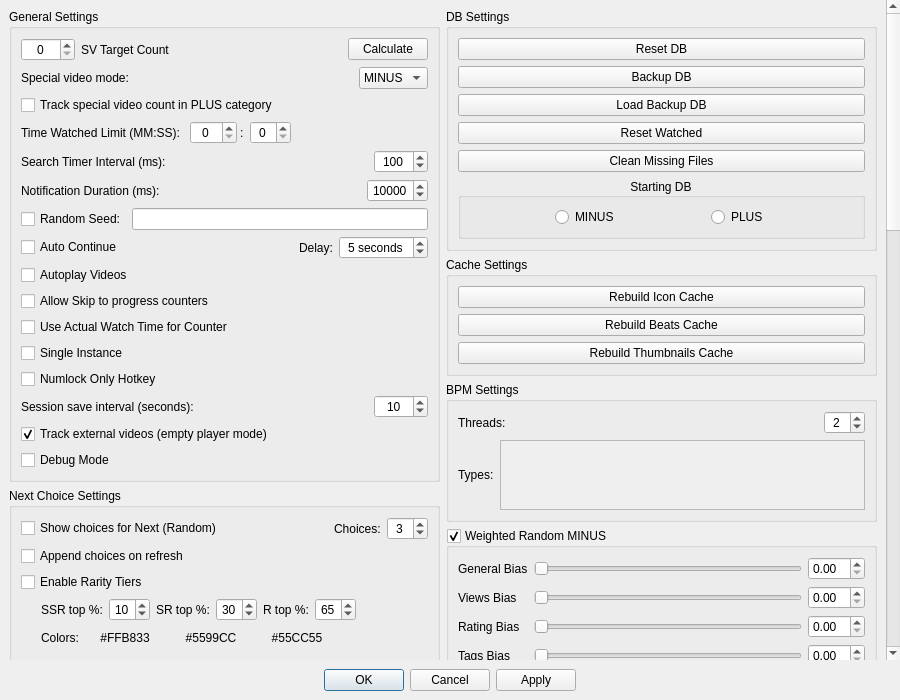
Old version of the form MediaManager/src/QtClasses/UI/Form Files/SettingsDialog.ui in the repository PaunescuAndrei/MediaManager.
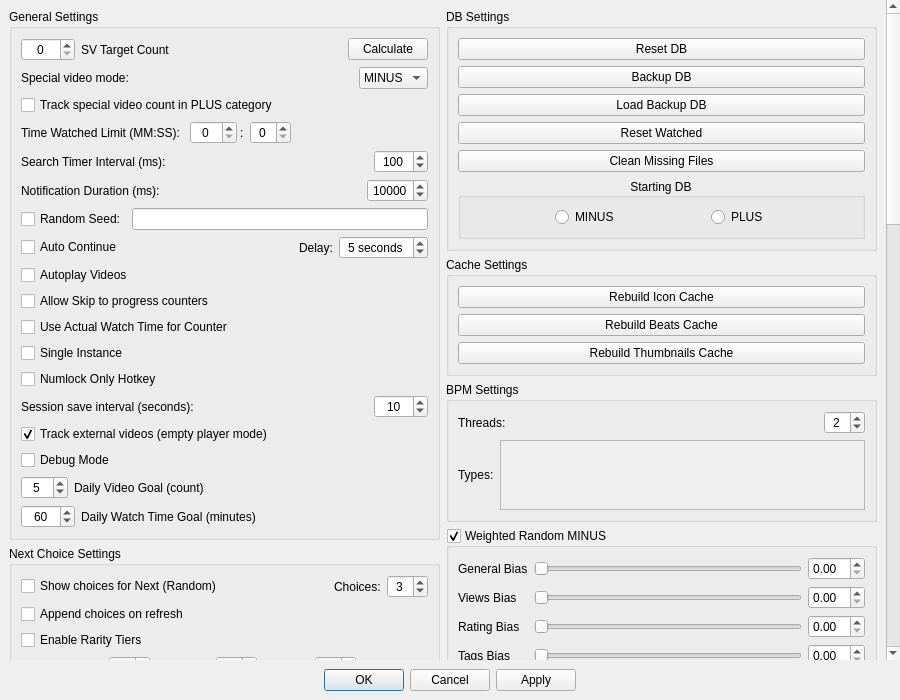
New version of the form. Custom widgets are drawn as their Qt base class.

Commit message: Apply code review fixes: dead code removal, caching, WAL revert, qBound guards, chart default, time label format, header preservation in refreshAuthors

What changed in the file:
```diff
--- a/MediaManager/src/QtClasses/UI/Form Files/SettingsDialog.ui
+++ b/MediaManager/src/QtClasses/UI/Form Files/SettingsDialog.ui
@@ -611,6 +611,86 @@
                </property>
               </widget>
              </item>
+             <item>
+              <layout class="QHBoxLayout" name="dailyVideoGoalLayout">
+               <item>
+                <widget class="QSpinBox" name="dailyVideoGoalSpinBox">
+                 <property name="alignment">
+                  <set>Qt::AlignmentFlag::AlignCenter</set>
+                 </property>
+                 <property name="minimum">
+                  <number>0</number>
+                 </property>
+                 <property name="maximum">
+                  <number>999</number>
+                 </property>
+                 <property name="value">
+                  <number>5</number>
+                 </property>
+                </widget>
+               </item>
+               <item>
+                <widget class="QLabel" name="dailyVideoGoalLabel">
+                 <property name="text">
+                  <string>Daily Video Goal (count)</string>
+                 </property>
+                </widget>
+               </item>
+               <item>
+                <spacer name="dailyGoalSpacer">
+                 <property name="orientation">
+                  <enum>Qt::Orientation::Horizontal</enum>
+                 </property>
+                 <property name="sizeHint" stdset="0">
+                  <size>
+                   <width>40</width>
+                   <height>20</height>
+                  </size>
+                 </property>
+                </spacer>
+               </item>
+              </layout>
+             </item>
+             <item>
+              <layout class="QHBoxLayout" name="dailyTimeGoalLayout">
+               <item>
+                <widget class="QSpinBox" name="dailyTimeGoalSpinBox">
+                 <property name="alignment">
+                  <set>Qt::AlignmentFlag::AlignCenter</set>
+                 </property>
+                 <property name="minimum">
+                  <number>0</number>
+                 </property>
+                 <property name="maximum">
+                  <number>1440</number>
+                 </property>
+                 <property name="value">
+                  <number>60</number>
+                 </property>
+                </widget>
+               </item>
+               <item>
+                <widget class="QLabel" name="dailyTimeGoalLabel">
+                 <property name="text">
+                  <string>Daily Watch Time Goal (minutes)</string>
+                 </property>
+                </widget>
+               </item>
+               <item>
+                <spacer name="dailyTimeGoalSpacer">
+                 <property name="orientation">
+                  <enum>Qt::Orientation::Horizontal</enum>
+                 </property>
+                 <property name="sizeHint" stdset="0">
+                  <size>
+                   <width>40</width>
+                   <height>20</height>
+                  </size>
+                 </property>
+                </spacer>
+               </item>
+              </layout>
+             </item>
            </layout>
           </widget>
           </item>
```
The commit also changes 11 other files.
